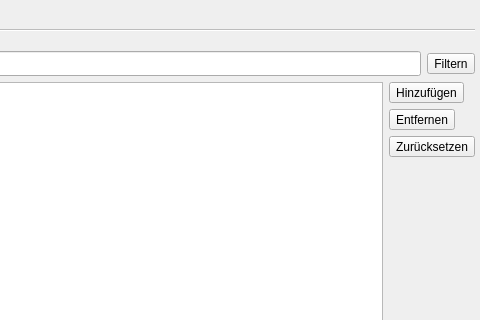
Christian-Kr/QualificationMatrix, file ui/qmtrainsettingswidget.ui: the form before one commit; both pictures show x 377 to 857 and y 0 to 320 of the 857 by 686 pixel window.
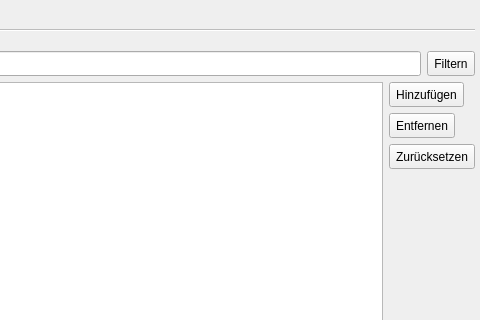
The form after the commit. The open tabs and pages were chosen to show the change. Icons and pictures are not drawn.

Diff of the .ui file:
```diff
--- a/ui/qmtrainsettingswidget.ui
+++ b/ui/qmtrainsettingswidget.ui
@@ -28,6 +28,12 @@
    </property>
    <item row="0" column="0">
     <widget class="QTabWidget" name="tabWidget">
+     <property name="minimumSize">
+      <size>
+       <width>25</width>
+       <height>25</height>
+      </size>
+     </property>
      <property name="currentIndex">
       <number>0</number>
      </property>
@@ -84,8 +90,8 @@
             <widget class="QToolButton" name="tbTrainFilter">
              <property name="minimumSize">
               <size>
-               <width>0</width>
-               <height>0</height>
+               <width>25</width>
+               <height>25</height>
               </size>
              </property>
              <property name="toolTip">
@@ -100,8 +106,8 @@
              </property>
              <property name="iconSize">
               <size>
-               <width>22</width>
-               <height>22</height>
+               <width>16</width>
+               <height>16</height>
               </size>
              </property>
             </widget>
@@ -153,8 +159,8 @@
               <widget class="QToolButton" name="tbTrainAdd">
                <property name="minimumSize">
                 <size>
-                 <width>0</width>
-                 <height>0</height>
+                 <width>25</width>
+                 <height>25</height>
                 </size>
                </property>
                <property name="toolTip">
@@ -169,8 +175,8 @@
                </property>
                <property name="iconSize">
                 <size>
-                 <width>22</width>
-                 <height>22</height>
+                 <width>16</width>
+                 <height>16</height>
                 </size>
                </property>
               </widget>
@@ -179,8 +185,8 @@
               <widget class="QToolButton" name="tbTrainRemove">
                <property name="minimumSize">
                 <size>
-                 <width>0</width>
-                 <height>0</height>
+                 <width>25</width>
+                 <height>25</height>
                 </size>
                </property>
                <property name="toolTip">
@@ -195,8 +201,8 @@
                </property>
                <property name="iconSize">
                 <size>
-                 <width>22</width>
-                 <height>22</height>
+                 <width>16</width>
+                 <height>16</height>
                 </size>
                </property>
               </widget>
@@ -205,8 +211,8 @@
               <widget class="QToolButton" name="tbTrainRevert">
                <property name="minimumSize">
                 <size>
-                 <width>0</width>
-                 <height>0</height>
+                 <width>25</width>
+                 <height>25</height>
                 </size>
                </property>
                <property name="toolTip">
@@ -221,8 +227,8 @@
                </property>
                <property name="iconSize">
                 <size>
-                 <width>22</width>
-                 <height>22</height>
+                 <width>16</width>
+                 <height>16</height>
                 </size>
                </property>
               </widget>
```
Left out of the diff: 62 changed lines with no effect on the pictures.
